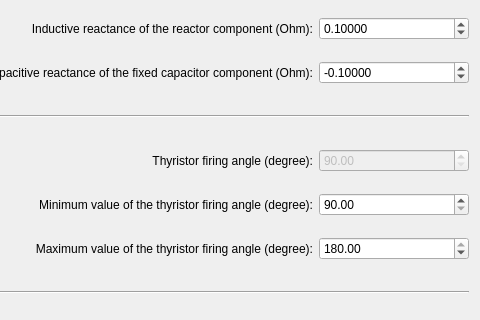
Qt form src/electricalsim/ui/svc_dialog.ui (aloytag/electrical-grid-simulator) before a commit; both pictures show x 184 to 664 and y 97 to 417 of the 664 by 518 pixel window.
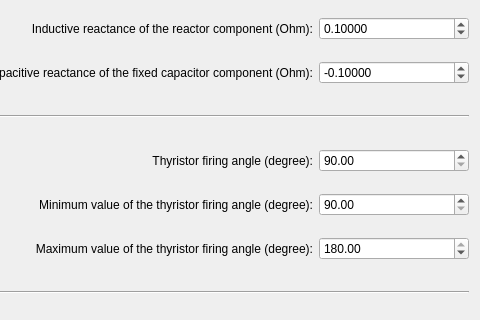
The same form after that commit.

Commit message: Fix for SVC dialog

Diff of the .ui file:
```diff
--- a/src/electricalsim/ui/svc_dialog.ui
+++ b/src/electricalsim/ui/svc_dialog.ui
@@ -294,7 +294,7 @@
      <item>
       <widget class="QDoubleSpinBox" name="thyristor_firing_angle_degree">
        <property name="enabled">
-        <bool>false</bool>
+        <bool>true</bool>
        </property>
        <property name="minimumSize">
         <size>
```
Left out of the diff: 23 changed lines with no effect on the pictures. The commit also changes 2 other files.
